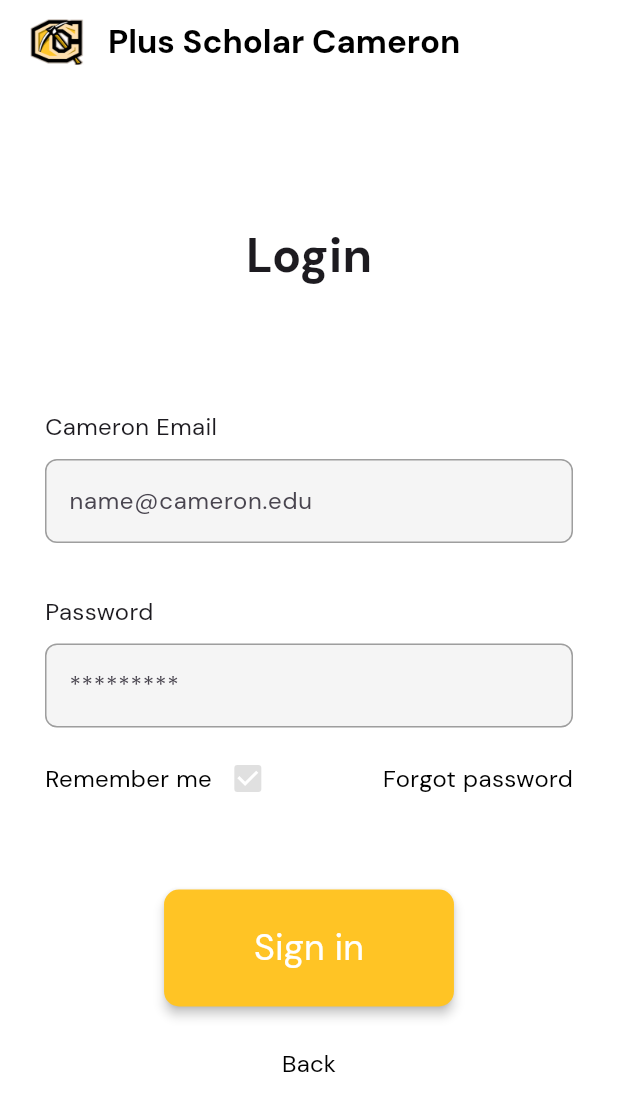
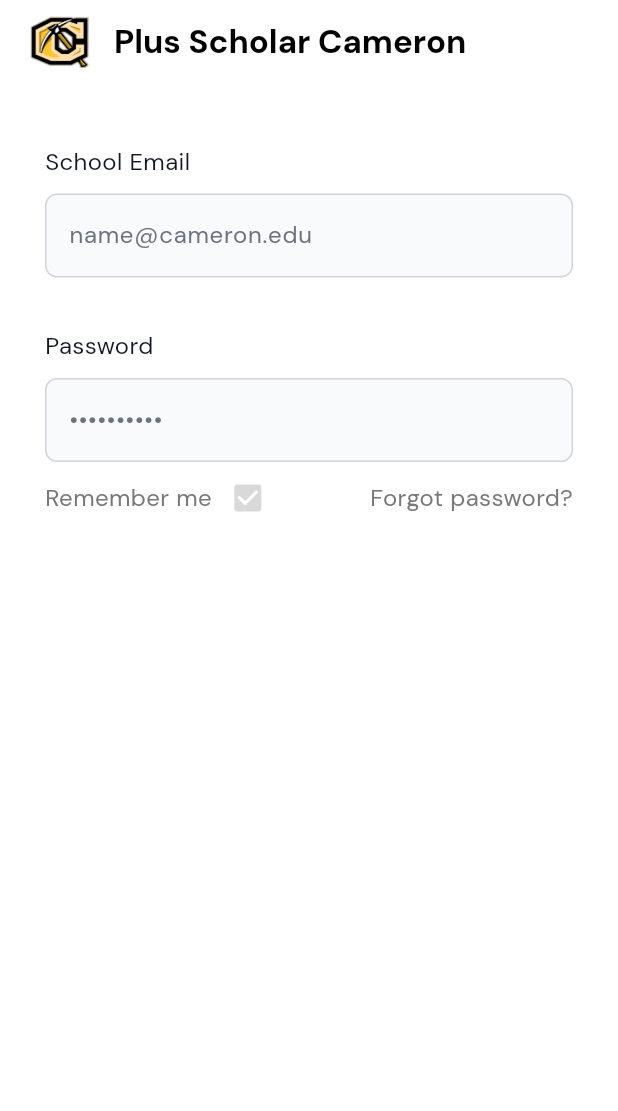
Before and after one commit to TBoggs05/CU_PLUS_WEBAPP, a Flutter app: the screen it shows after launch, after a tap on "Login", on a phone screen of 412 x 824 dp. Shown: the top 1111 px of the screen. Run offline on Flutter 3.47's test engine with Material 3 defaults, Android fonts, the phone set to English and light mode, and no system bars; our stand-ins replace flutter_svg.

Commit message:
rework login ui page

```diff
--- a/lib/features/auth/ui/login_page.dart
+++ b/lib/features/auth/ui/login_page.dart
@@ -99,38 +99,28 @@
           style: TextStyle(color: Colors.black, fontWeight: FontWeight.bold),
         ),
         backgroundColor: Colors.white,
+        leadingWidth: 60,
         leading: Padding(
           padding: const EdgeInsets.only(left: 20.0),
-          child:
-          Image.asset('assets/images/cameron_logo2.png'),
-          // SvgPicture.asset('assets/images/cameron_logo2_embedded.svg'),
+          child: Image.asset('assets/images/cameron_logo2.png'),
         ),
       ),
       backgroundColor: Colors.white,
-      body: Center(
-        child: ConstrainedBox(
-          constraints: const BoxConstraints(maxWidth: 500),
-          child: Padding(
+      body: Padding(
         padding: const EdgeInsets.all(30),
-            child: Form(
-              key: _formKey,
         child: Column(
-                mainAxisSize: MainAxisSize.min,
+          mainAxisSize: MainAxisSize.max,
+          crossAxisAlignment: CrossAxisAlignment.stretch,
+          // Top Input fields
           children: [
-                  const SizedBox(height: 0),
-                  const Text(
-                    "Login",
-                    style: TextStyle(fontSize: 32, fontWeight: FontWeight.bold),
-                  ),
-                  const SizedBox(height: 80),
-
+            const SizedBox(height: 10),
             Column(
               crossAxisAlignment: CrossAxisAlignment.start,
               children: [
-                      const Text(
-                        "Cameron Email",
-                        style: TextStyle(fontSize: 16),
-                      ),
+                Column(
+                  crossAxisAlignment: CrossAxisAlignment.start,
+                  children: [
+                    const Text("School Email", style: TextStyle(fontSize: 16, color: Color(0xFF111928))),
                     const SizedBox(height: 10),
                     TextFormField(
                       controller: _emailCtrl,
@@ -144,18 +134,19 @@
                       style: const TextStyle(color: Colors.black),
                       decoration: InputDecoration(
                         hintText: "name@cameron.edu",
+                        hintStyle: const TextStyle(color: Color(0xFF6B7280)),
 
                         filled: true,
-                          fillColor: Color(0xFFF5F5F5),
+                        fillColor: Color(0xFFF9FAFB),
 
                         border: OutlineInputBorder(
                           borderRadius: BorderRadius.circular(8),
-                            borderSide: const BorderSide(color: Colors.grey),
+                          borderSide: const BorderSide(color: Color(0xFFD1D5DB)),
                         ),
 
                         enabledBorder: OutlineInputBorder(
                           borderRadius: BorderRadius.circular(8),
-                            borderSide: const BorderSide(color: Colors.grey),
+                          borderSide: const BorderSide(color: Color(0xFFD1D5DB)),
                         ),
 
                         focusedBorder: OutlineInputBorder(
@@ -188,7 +179,7 @@
                 Column(
                   crossAxisAlignment: CrossAxisAlignment.start,
                   children: [
-                      const Text("Password", style: TextStyle(fontSize: 16)),
+                    const Text("Password", style: TextStyle(fontSize: 16, color: Color(0xFF111928))),
                     const SizedBox(height: 10),
                     TextFormField(
                       controller: _passCtrl,
@@ -200,19 +191,20 @@
                       },
                       style: const TextStyle(color: Colors.black),
                       decoration: InputDecoration(
-                          hintText: "*********",
+                        hintText: "••••••••••",
+                        hintStyle: const TextStyle(color: Color(0xFF6B7280)),
 
                         filled: true,
-                          fillColor: Color(0xFFF5F5F5),
+                        fillColor: Color(0xFFF9FAFB),
 
                         border: OutlineInputBorder(
                           borderRadius: BorderRadius.circular(8),
-                            borderSide: const BorderSide(color: Colors.grey),
+                          borderSide: const BorderSide(color: Color(0xFFD1D5DB)),
                         ),
 
                         enabledBorder: OutlineInputBorder(
                           borderRadius: BorderRadius.circular(8),
-                            borderSide: const BorderSide(color: Colors.grey),
+                          borderSide: const BorderSide(color: Color(0xFFD1D5DB)),
                         ),
 
                         focusedBorder: OutlineInputBorder(
@@ -245,8 +237,6 @@
                   const SizedBox(height: 12),
                 ],
 
-                  const SizedBox(height: 10),
-
                 Row(
                   mainAxisAlignment: MainAxisAlignment.spaceBetween,
                   children: [
@@ -257,87 +247,32 @@
                           style: TextStyle(
                             fontSize: 16,
                             fontWeight: FontWeight.normal,
-                              color: Colors.black,
+                            color: Color(0xFF787878),
                           ),
                         ),
                         Checkbox(
                           value: true,
                           onChanged: (v) {},
-                            activeColor: Colors.grey.shade300,
+                          activeColor: Color(0xFFD9D9D9),
                         ),
                       ],
                     ),
 
                     const Text(
-                        "Forgot password",
+                      "Forgot password?",
                       style: TextStyle(
                         fontSize: 16,
                         fontWeight: FontWeight.normal,
-                          color: Colors.black,
+                        color: Color(0xFF787878),
                       ),
                     ),
                   ],
                 ),
 
                 const SizedBox(height: 50),
-
-                  SizedBox(
-                    width: double.infinity,
-                    child: Column(
-                      mainAxisAlignment: MainAxisAlignment.spaceBetween,
-                      children: [
-                        ElevatedButton(
-                          onPressed: _loading ? null : _onLogin,
-                          // ignore: sort_child_properties_last
-                          child: Text(
-                            _loading ? "Signing in..." : "Sign in",
-                            style: const TextStyle(
-                              color: Colors.white,
-                              fontWeight: FontWeight.normal,
-                              fontSize: 24,
-                            ),
-                          ),
-                          style: ElevatedButton.styleFrom(
-                            backgroundColor: Color(0xFFFFC425),
-                            shape: RoundedRectangleBorder(
-                              borderRadius: BorderRadius.circular(10),
-                            ),
-                            elevation: 3, // shadow
-                            padding: const EdgeInsets.symmetric(
-                              vertical: 22,
-                              horizontal: 60,
-                            ),
-                          ),
-                        ),
-
-                        const SizedBox(height: 14),
-
-                        TextButton(
-                          onPressed: () => null,
-                          child: const Text(
-                            'Back',
-                            style: TextStyle(
-                              fontSize: 16,
-                              fontWeight: FontWeight.normal,
-                            ),
-                          ),
-                          style: TextButton.styleFrom(
-                            foregroundColor: Colors.black,
-                            backgroundColor: Color.fromARGB(255, 255, 255, 255),
-                          ),
+              ],
             ),
           ],
-                    ),
-                  ),
-
-                  if (_tokenPreview != null) ...[
-                    const SizedBox(height: 12),
-                    Text("Token: $_tokenPreview"),
-                  ],
-                ],
-              ),
-            ),
-          ),
         ),
       ),
     );
```
Also changed, not shown: lib/features/auth/ui/login_page copy.dart (added, +345 -0 lines). Lines whose indentation alone changed are shown as unchanged.
